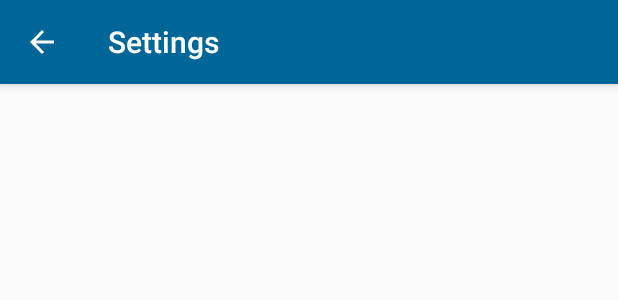
After one commit to andela-shaji/note-keeper, an Android app: the layout settings_toolbar.xml on its own in the app's theme, with its tools: preview values and no code run, on a phone screen of 412 x 824 dp. The commit adds this screen. Shown: the top 300 px of the screen. Run offline under Robolectric (Android 15) with nearby library versions, the phone set to English and light mode, and no system bars.

Commit message:
Create the Application Settings Activity and layout

```diff
--- /dev/null
+++ b/app/src/main/res/layout/settings_toolbar.xml
@@ -0,0 +1,23 @@
+<?xml version="1.0" encoding="utf-8"?>
+<LinearLayout xmlns:android="http://schemas.android.com/apk/res/android"
+    xmlns:app="http://schemas.android.com/apk/res-auto"
+    android:orientation="vertical"
+    android:layout_width="match_parent"
+    android:layout_height="match_parent">
+    <android.support.design.widget.AppBarLayout
+        android:layout_width="match_parent"
+        android:layout_height="wrap_content"
+        android:theme="@style/AppTheme.AppBarOverlay">
+
+        <android.support.v7.widget.Toolbar
+            android:id="@+id/setting_toolbar"
+            android:layout_width="match_parent"
+            android:layout_height="?attr/actionBarSize"
+            android:background="?attr/colorPrimary"
+            app:popupTheme="@style/AppTheme.PopupOverlay"
+            app:navigationIcon="?attr/homeAsUpIndicator"
+            app:title="Settings"/>
+
+    </android.support.design.widget.AppBarLayout>
+
+</LinearLayout>
--- a/app/src/main/res/values/strings.xml
+++ b/app/src/main/res/values/strings.xml
@@ -24,6 +24,7 @@
     <string name="search">Search</string>
     <string name="title_activity_read_note">ReadNote</string>
     <string name="title_activity_trash">Trash</string>
+    <string name="title_activity_app_settings">AppSettings</string>
 
 
 </resources>
```
Also changed, not shown: app/src/main/java/com/checkpoint/andela/notekeeper/activities/AppSettings.java (added, +57 -0 lines), app/src/main/res/layout/activity_app_settings.xml (added, +34 -0 lines), app/src/main/res/layout/content_app_settings.xml (added, +15 -0 lines), app/src/main/res/values/array.xml (added, +20 -0 lines), app/src/main/res/xml/preference.xml (added, +13 -0 lines).
